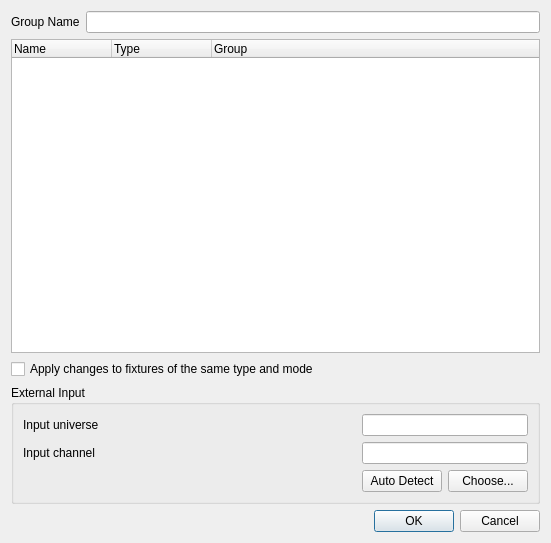
Above: ui/src/addchannelsgroup.ui from mcallegari/qlcplus before the change. Below: the same form after it.
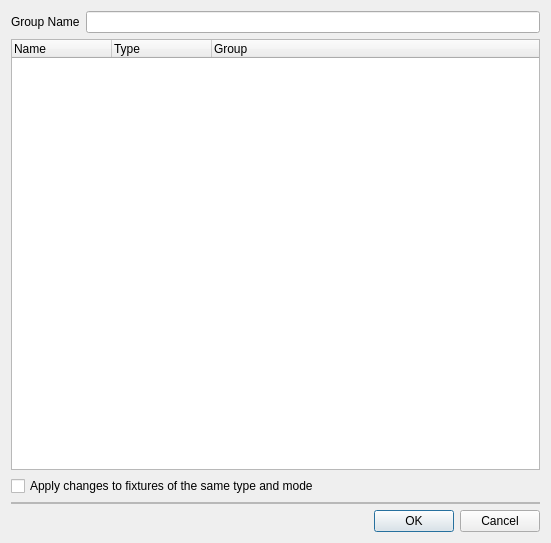
That is the form after the change.

Commit message: AddChannelGroup: make use of InputSelectionWidget

```diff
--- a/ui/src/addchannelsgroup.ui
+++ b/ui/src/addchannelsgroup.ui
@@ -68,80 +68,28 @@
     </widget>
    </item>
    <item>
-    <widget class="QGroupBox" name="m_externalInputGroup">
-     <property name="title">
-      <string>External Input</string>
+    <widget class="QFrame" name="frame">
+     <property name="frameShape">
+      <enum>QFrame::StyledPanel</enum>
      </property>
-     <layout class="QGridLayout" name="gridLayout">
-      <item row="1" column="0">
-       <widget class="QLabel" name="m_inputChannelLabel">
-        <property name="text">
-         <string>Input channel</string>
-        </property>
-       </widget>
-      </item>
-      <item row="1" column="1" colspan="2">
-       <widget class="QLineEdit" name="m_inputChannelEdit">
-        <property name="toolTip">
-         <string>The particular input channel within the input universe that sends data to this widget</string>
-        </property>
-        <property name="readOnly">
-         <bool>true</bool>
-        </property>
-       </widget>
-      </item>
-      <item row="2" column="0">
-       <spacer name="horizontalSpacer">
-        <property name="orientation">
-         <enum>Qt::Horizontal</enum>
-        </property>
-        <property name="sizeHint" stdset="0">
-         <size>
-          <width>298</width>
-          <height>20</height>
-         </size>
-        </property>
-       </spacer>
-      </item>
-      <item row="0" column="1" colspan="2">
-       <widget class="QLineEdit" name="m_inputUniverseEdit">
-        <property name="toolTip">
-         <string>The input universe that sends data to this widget</string>
-        </property>
-        <property name="readOnly">
-         <bool>true</bool>
-        </property>
-       </widget>
-      </item>
-      <item row="2" column="2">
-       <widget class="QPushButton" name="m_chooseInputButton">
-        <property name="toolTip">
-         <string>Choose an external input universe and channel that this group should listen to</string>
-        </property>
-        <property name="text">
-         <string>Choose...</string>
-        </property>
-       </widget>
-      </item>
-      <item row="2" column="1">
-       <widget class="QPushButton" name="m_autoDetectInputButton">
-        <property name="toolTip">
-         <string>When toggled, you can move an external slider/knob to assign it to this group.</string>
-        </property>
-        <property name="text">
-         <string>Auto Detect</string>
-        </property>
-        <property name="checkable">
-         <bool>true</bool>
-        </property>
-       </widget>
-      </item>
-      <item row="0" column="0">
-       <widget class="QLabel" name="m_inputUniverseLabel">
-        <property name="text">
-         <string>Input universe</string>
-        </property>
-       </widget>
+     <property name="frameShadow">
+      <enum>QFrame::Raised</enum>
+     </property>
+     <layout class="QVBoxLayout" name="verticalLayout_2">
+      <property name="leftMargin">
+       <number>0</number>
+      </property>
+      <property name="topMargin">
+       <number>0</number>
+      </property>
+      <property name="rightMargin">
+       <number>0</number>
+      </property>
+      <property name="bottomMargin">
+       <number>0</number>
+      </property>
+      <item>
+       <layout class="QVBoxLayout" name="m_extControlLayout"/>
       </item>
      </layout>
     </widget>
```
The commit also changes 2 other files.
